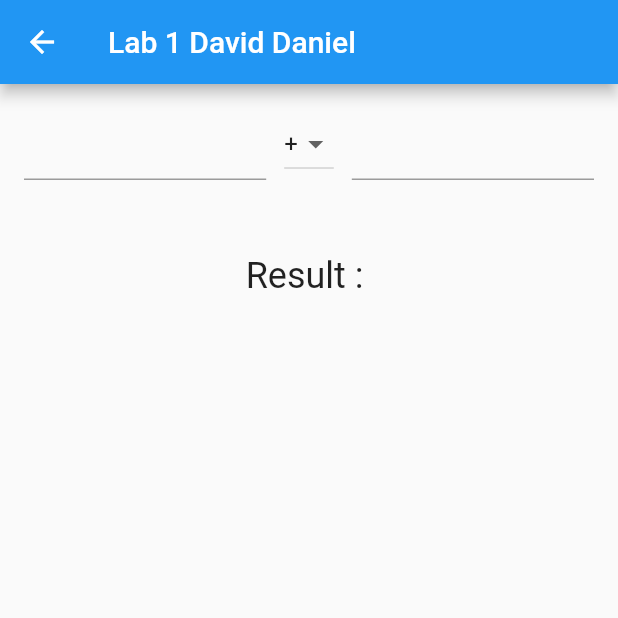
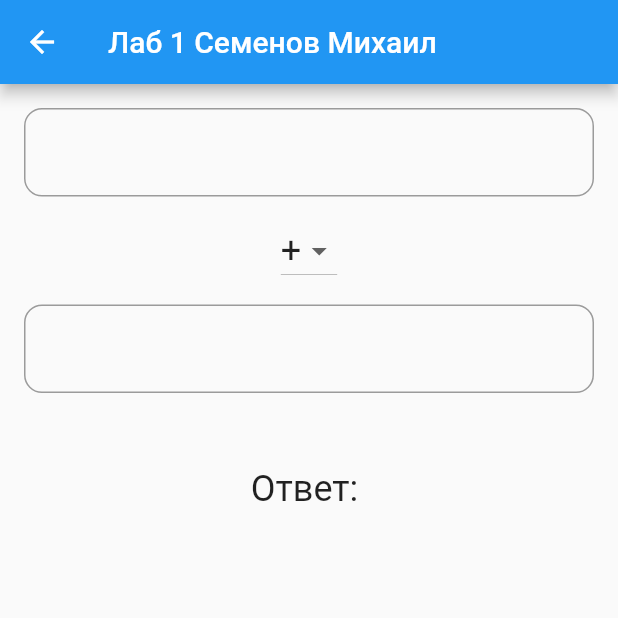
Before and after one commit to dayveedaniel/school_labs, a Flutter app: the Lab1 screen opened directly, on a phone screen of 412 x 824 dp, the top half of it. Run offline on Flutter 3.47's test engine with Material 2 defaults, Android fonts, the phone set to English and light mode, and no system bars.

Commit message:
lab1 refactored

```diff
--- a/lib/labs/lab1.dart
+++ b/lib/labs/lab1.dart
@@ -2,6 +2,20 @@ import 'package:flutter/material.dart';
 import 'package:flutter/services.dart';
 
 const operations = ['+', '-', '*', '/'];
+
+double? calculate(double? first, double? second, String operation) {
+  if (first == null || second == null) {
+    return null;
+  } else {
+    return switch (operation) {
+      '+' => first + second,
+      '-' => first - second,
+      '*' => first * second,
+      '/' => first / second,
+      _ => null,
+    };
+  }
+}
 
 class Lab1 extends StatefulWidget {
   const Lab1({super.key});
@@ -19,36 +33,32 @@ class _Lab1State extends State<Lab1> {
   double? result;
 
   calculateResult() {
-    if (firstDigit == null || secondDigit == null) {
-      result = null;
-    } else {
-      result = switch (operation) {
-        '+' => firstDigit! + secondDigit!,
-        '-' => firstDigit! - secondDigit!,
-        '*' => firstDigit! * secondDigit!,
-        '/' => firstDigit! / secondDigit!,
-        String() => null,
-      };
-    }
+    result = calculate(firstDigit, secondDigit, operation);
     setState(() {});
   }
 
   @override
   Widget build(BuildContext context) {
-    return Scaffold(
+    return GestureDetector(
+      onTap: () => FocusManager.instance.primaryFocus?.unfocus(),
+      child: Scaffold(
         appBar: AppBar(
-        title: Text('Lab 1 David Daniel'),
+          title: const Text('Лаб 1 Семенов Михаил'),
         ),
         body: Padding(
           padding: const EdgeInsets.all(16.0),
           child: Column(
             children: [
-            Row(
-              crossAxisAlignment: CrossAxisAlignment.end,
+              Column(
+                crossAxisAlignment: CrossAxisAlignment.center,
                 children: [
-                Expanded(
-                  child: TextField(
-                    keyboardType: TextInputType.numberWithOptions(
+                  TextField(
+                    decoration: InputDecoration(
+                      border: OutlineInputBorder(
+                        borderRadius: BorderRadius.circular(12),
+                      ),
+                    ),
+                    keyboardType: const TextInputType.numberWithOptions(
                       signed: true,
                       decimal: true,
                     ),
@@ -59,15 +69,17 @@ class _Lab1State extends State<Lab1> {
                       calculateResult();
                     },
                   ),
-                ),
-                const SizedBox(width: 12),
+                  const SizedBox(height: 12),
                   DropdownButton<String>(
                     value: operation,
                     items: operations
-                      .map((e) => DropdownMenuItem<String>(
-                            child: Text(e),
+                        .map(
+                          (e) => DropdownMenuItem<String>(
                             value: e,
-                          ))
+                            child:
+                                Text(e, style: const TextStyle(fontSize: 24)),
+                          ),
+                        )
                         .toList(),
                     onChanged: (value) {
                       if (value == null) return;
@@ -75,10 +87,14 @@ class _Lab1State extends State<Lab1> {
                       calculateResult();
                     },
                   ),
-                const SizedBox(width: 12),
-                Expanded(
-                  child: TextField(
-                    keyboardType: TextInputType.numberWithOptions(
+                  const SizedBox(height: 12),
+                  TextField(
+                    decoration: InputDecoration(
+                      border: OutlineInputBorder(
+                        borderRadius: BorderRadius.circular(12),
+                      ),
+                    ),
+                    keyboardType: const TextInputType.numberWithOptions(
                       signed: true,
                       decimal: true,
                     ),
@@ -89,15 +105,15 @@ class _Lab1State extends State<Lab1> {
                       calculateResult();
                     },
                   ),
+                ],
+              ),
+              const SizedBox(height: 50),
+              Text(
+                'Ответ: ${result ?? ''}',
+                style: const TextStyle(fontSize: 24),
               ),
             ],
           ),
-            SizedBox(height: 50),
-            Text(
-              'Result : ${result ?? ''}',
-              style: TextStyle(fontSize: 24),
-            ),
-          ],
         ),
       ),
     );
```
Lines whose indentation alone changed are shown as unchanged.
